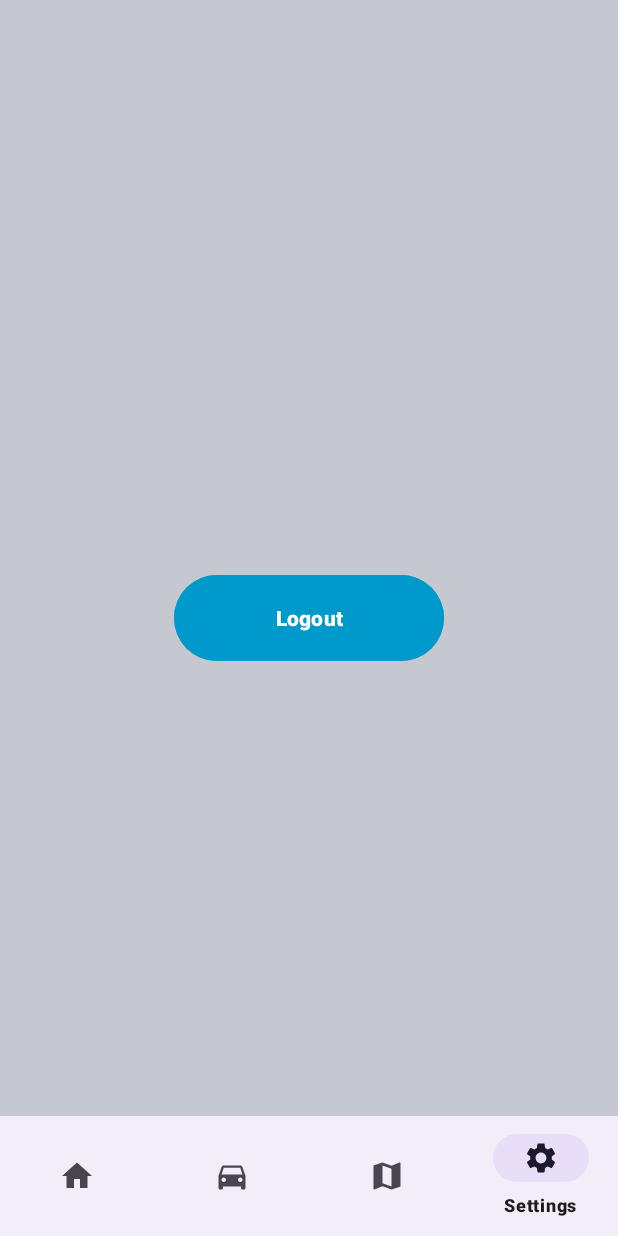
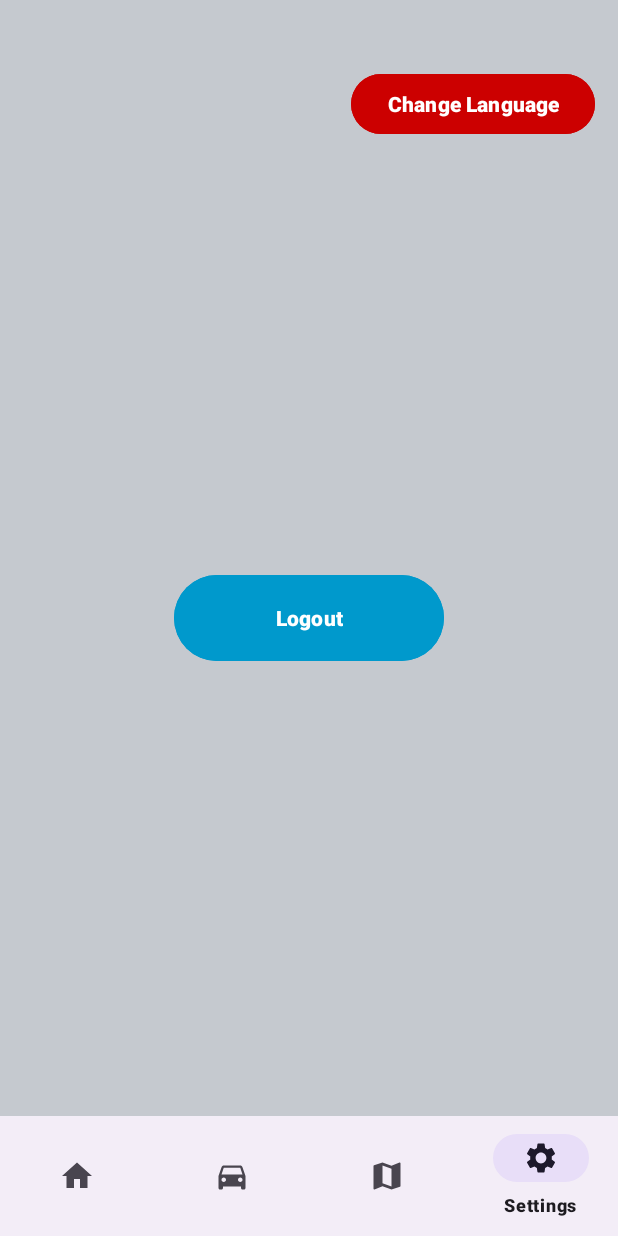
Before and after one commit to lordrager/MobilCar, an Android app: the SettingsActivity screen opened directly, with no data from a screen before it, on a phone screen of 412 x 824 dp. Run offline under Robolectric (Android 15) with nearby library versions, the phone set to English and light mode, and no system bars; our stand-ins replace Firebase (no records; nobody signed in at launch, a user with empty details on screens opened directly).

Commit message:
1. Notification on logout 2. Language button in SettingsActivity.java

```diff
--- a/app/src/main/java/com/example/mobilcar/SettingsActivity.java
+++ b/app/src/main/java/com/example/mobilcar/SettingsActivity.java
@@ -1,25 +1,44 @@
 package com.example.mobilcar;
 
+import android.app.Activity;
+import android.app.NotificationChannel;
+import android.app.NotificationManager;
+import android.content.DialogInterface;
 import android.content.Intent;
+import android.content.SharedPreferences;
+import android.content.pm.PackageManager;
+import android.content.res.Configuration;
+import android.os.Build;
 import android.os.Bundle;
 import android.view.Menu;
 import android.view.MenuItem;
 import android.view.View;
 
+import androidx.appcompat.app.AlertDialog;
 import androidx.appcompat.app.AppCompatActivity;
+import androidx.core.app.ActivityCompat;
+import androidx.core.app.NotificationCompat;
+import androidx.core.app.NotificationManagerCompat;
 
 import com.google.android.material.bottomnavigation.BottomNavigationView;
 import com.google.android.material.button.MaterialButton;
 import com.google.firebase.auth.FirebaseAuth;
 
+import java.util.Locale;
+
 public class SettingsActivity extends AppCompatActivity {
+
+    private static final String CHANNEL_ID = "channel_id01";
+    private static final int NOTIFICATION_ID = 1;
 
     @Override
     protected void onCreate(Bundle savedInstanceState) {
         super.onCreate(savedInstanceState);
+        loadLocale();
         setContentView(R.layout.activity_settings);
 
         MaterialButton logoutbtn = (MaterialButton) findViewById(R.id.logout);
+        MaterialButton changeLang = (MaterialButton) findViewById(R.id.changeLang);
 
         BottomNavigationView bottomNavigationView = findViewById(R.id.bottomNavigationView);
         Menu menu = bottomNavigationView.getMenu();
@@ -52,8 +71,97 @@ public class SettingsActivity extends AppCompatActivity {
                 fAuth.signOut();
                 Intent intent = new Intent(SettingsActivity.this, LoginActivity.class);
                 startActivity(intent);
+
+                showNotification();
             }
         });
 
+        changeLang.setOnClickListener(new View.OnClickListener() {
+            @Override
+            public void onClick(View v) {
+                showChangeLangDialog();
+            }
+        });
+    }
+
+    private void showNotification() {
+
+        createNotificationChannel();
+
+        NotificationCompat.Builder builder = new NotificationCompat.Builder(this, CHANNEL_ID);
+        builder.setSmallIcon(R.drawable.baseline_directions_car_24);
+        builder.setContentTitle("GOODBYE!");
+        builder.setContentText("Come back to MobilCar soon!");
+        builder.setPriority(NotificationCompat.PRIORITY_DEFAULT);
+
+        NotificationManagerCompat notificationManagerCompat = NotificationManagerCompat.from(this);
+        if (ActivityCompat.checkSelfPermission(this, android.Manifest.permission.POST_NOTIFICATIONS) != PackageManager.PERMISSION_GRANTED) {
+            // TODO: Consider calling
+            //    ActivityCompat#requestPermissions
+            // here to request the missing permissions, and then overriding
+            //   public void onRequestPermissionsResult(int requestCode, String[] permissions,
+            //                                          int[] grantResults)
+            // to handle the case where the user grants the permission. See the documentation
+            // for ActivityCompat#requestPermissions for more details.
+            return;
+        }
+        notificationManagerCompat.notify(NOTIFICATION_ID, builder.build());
+
+    }
+
+    private void createNotificationChannel() {
+        if (Build.VERSION.SDK_INT >= Build.VERSION_CODES.O) {
+            CharSequence name = "My Notification";
+            String description = "My notification description";
+
+            int importance = NotificationManager.IMPORTANCE_DEFAULT;
+
+            NotificationChannel notificationChannel = new NotificationChannel(CHANNEL_ID, name, importance);
+            notificationChannel.setDescription(description);
+
+            NotificationManager notificationManager = (NotificationManager) getSystemService(NOTIFICATION_SERVICE);
+
+            notificationManager.createNotificationChannel(notificationChannel);
+        }
+    }
+
+    private void showChangeLangDialog() {
+        final String[] listItems = {"English", "Български"};
+        AlertDialog.Builder mBuilder = new AlertDialog.Builder(SettingsActivity.this);
+        mBuilder.setTitle("Choose Language");
+        mBuilder.setSingleChoiceItems(listItems, -1, new DialogInterface.OnClickListener() {
+            @Override
+            public void onClick(DialogInterface dialog, int which) {
+                if (which == 0) {
+                    setLocale("en");
+                    recreate();
+                }
+                if (which == 1) {
+                    setLocale("bg");
+                    recreate();
+                }
+                dialog.dismiss();
+            }
+        });
+        AlertDialog mDialog = mBuilder.create();
+        mDialog.show();
+    }
+
+    private void setLocale(String lang) {
+        Locale locale = new Locale(lang);
+        Locale.setDefault(locale);
+        Configuration config = new Configuration();
+        config.locale = locale;
+        getBaseContext().getResources().updateConfiguration(config, getBaseContext().getResources().getDisplayMetrics());
+
+        SharedPreferences.Editor editor = getSharedPreferences("Settings", MODE_PRIVATE).edit();
+        editor.putString("My Lang", lang);
+        editor.apply();
+    }
+
+    public void loadLocale() {
+        SharedPreferences prefs = getSharedPreferences("Settings", Activity.MODE_PRIVATE);
+        String language = prefs.getString("My Lang", "");
+        setLocale(language);
     }
 }
--- a/app/src/main/res/layout/activity_settings.xml
+++ b/app/src/main/res/layout/activity_settings.xml
@@ -21,6 +21,20 @@
         android:text="@string/logout"
         android:textStyle="bold" />
 
+    <com.google.android.material.button.MaterialButton
+        android:id="@+id/changeLang"
+        android:layout_width="wrap_content"
+        android:layout_height="wrap_content"
+        android:layout_alignParentTop="true"
+        android:layout_alignParentEnd="true"
+        android:layout_centerHorizontal="true"
+        android:layout_centerVertical="true"
+        android:layout_marginTop="45dp"
+        android:layout_marginEnd="15dp"
+        android:backgroundTint="@android:color/holo_red_dark"
+        android:text="@string/changeLang"
+        android:textStyle="bold" />
+
 
     <com.google.android.material.bottomnavigation.BottomNavigationView
         android:id="@+id/bottomNavigationView"
```
